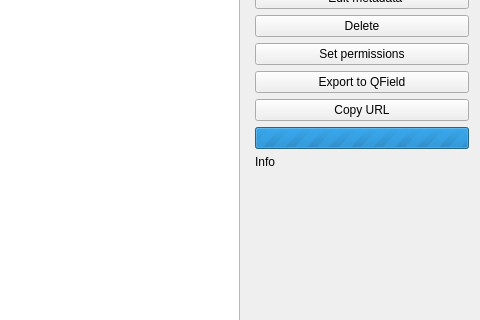
First picture: the form in dlg_currentComposition.ui, repository LESPROJEKT/qgis-layman-plugin, before the edit; both pictures show x 620 to 1100 and y 102 to 422 of the 1100 by 770 pixel window.
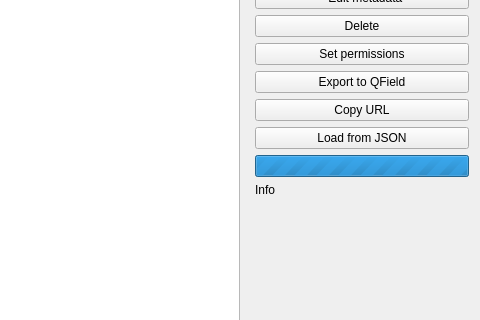
Second picture: the form after the edit. Icons and pictures are not drawn.

Commit message: load local composition

The edit to the form file:
```diff
--- a/dlg_currentComposition.ui
+++ b/dlg_currentComposition.ui
@@ -917,6 +917,17 @@
        </property>
       </widget>
      </item>
+     <item>
+      <widget class="QPushButton" name="pushButton_loadFromJson">
+       <property name="text">
+        <string>Load from JSON</string>
+       </property>
+       <property name="icon">
+        <iconset>
+         <normaloff>icons/open.png</normaloff>icons/open.png</iconset>
+       </property>
+      </widget>
+     </item>
      <item>
       <widget class="QProgressBar" name="progressBar_loader">
        <property name="enabled">
```
Left out of the diff: 1 changed line with no effect on the pictures. The commit also changes 3 other files.
